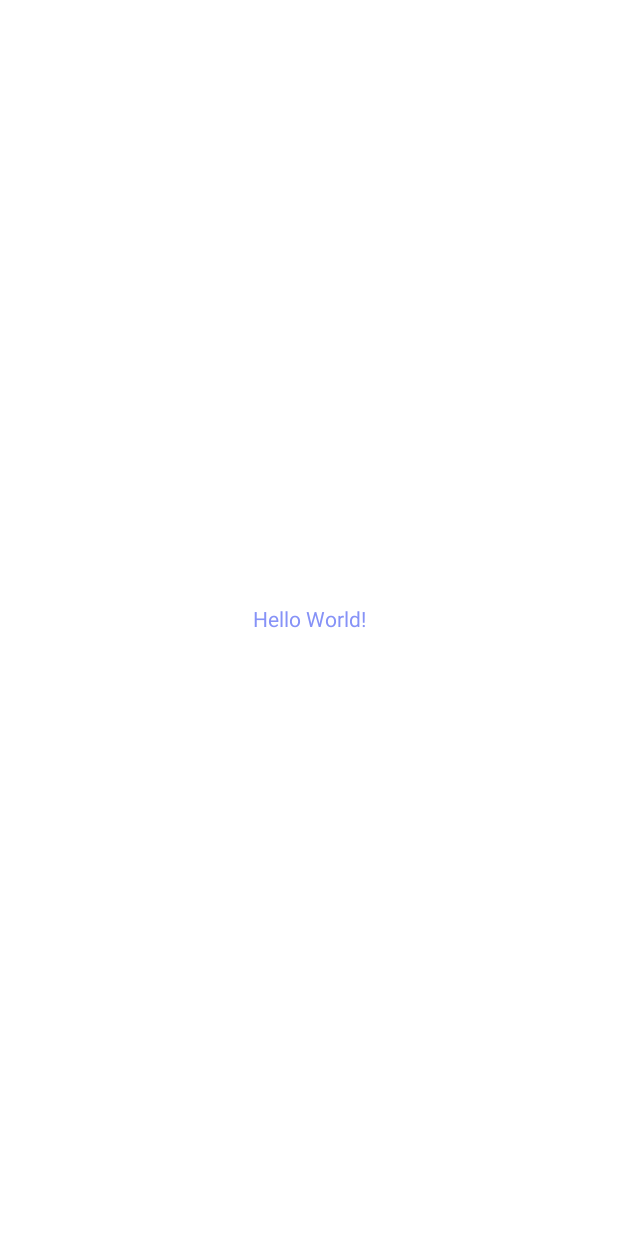
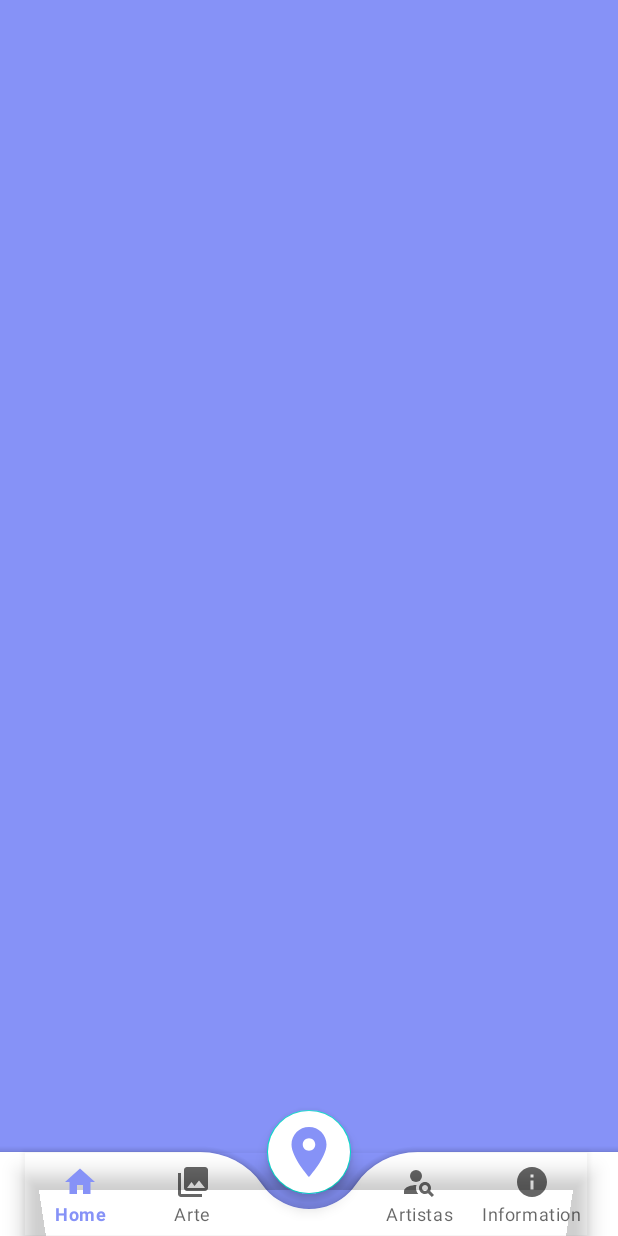
Before and after one commit to atipaq/cc-unsa, an Android app: the screen it shows after launch (MainActivity), on a phone screen of 412 x 824 dp. Before the commit the screen is almost empty. Run offline under Robolectric (Android 15) with nearby library versions, the phone set to English and light mode, and no system bars.

Commit message:
Creando el navbar en activity_main.xml y agregando el  layout/bottom_manu.xml

```diff
--- a/app/src/main/res/layout/activity_main.xml
+++ b/app/src/main/res/layout/activity_main.xml
@@ -1,20 +1,45 @@
 <?xml version="1.0" encoding="utf-8"?>
-<androidx.constraintlayout.widget.ConstraintLayout xmlns:android="http://schemas.android.com/apk/res/android"
+<androidx.coordinatorlayout.widget.CoordinatorLayout xmlns:android="http://schemas.android.com/apk/res/android"
     xmlns:app="http://schemas.android.com/apk/res-auto"
     xmlns:tools="http://schemas.android.com/tools"
     android:id="@+id/main"
     android:layout_width="match_parent"
     android:layout_height="match_parent"
+    android:background="@color/lavender"
     tools:context=".MainActivity">
 
-    <TextView
+    <FrameLayout
+        android:layout_width="match_parent"
+        android:layout_height="match_parent"
+        android:id="@+id/frame_layout"/>
+
+    <com.google.android.material.bottomappbar.BottomAppBar
+        android:layout_width="match_parent"
+        android:layout_height="wrap_content"
+        android:id="@+id/bottomAppBar"
+        android:layout_gravity="bottom"
+        android:background="@color/white"
+        app:fabCradleMargin="10dp"
+        app:fabCradleRoundedCornerRadius="50dp">
+
+        <com.google.android.material.bottomnavigation.BottomNavigationView
+            android:layout_width="wrap_content"
+            android:layout_height="wrap_content"
+            android:id="@+id/bottomNavigationView"
+            android:layout_marginEnd="20dp"
+            app:labelVisibilityMode="labeled"
+            android:background="@android:color/transparent"
+            app:menu="@menu/bottom_menu"/>
+
+    </com.google.android.material.bottomappbar.BottomAppBar>
+
+    <com.google.android.material.floatingactionbutton.FloatingActionButton
         android:layout_width="wrap_content"
         android:layout_height="wrap_content"
-        android:text="Hello World!"
-        android:textColor="?attr/colorPrimary"
-        app:layout_constraintBottom_toBottomOf="parent"
-        app:layout_constraintEnd_toEndOf="parent"
-        app:layout_constraintStart_toStartOf="parent"
-        app:layout_constraintTop_toTopOf="parent" />
+        android:backgroundTint="@color/white"
+        android:src="@drawable/baseline_place_24"
+        app:layout_anchor="@id/bottomAppBar"
+        app:maxImageSize="40dp"
+        app:tint ="@color/lavender"/>
 
-</androidx.constraintlayout.widget.ConstraintLayout>
+</androidx.coordinatorlayout.widget.CoordinatorLayout>
--- /dev/null
+++ b/app/src/main/res/menu/bottom_menu.xml
@@ -0,0 +1,23 @@
+<?xml version="1.0" encoding="utf-8"?>
+<menu xmlns:android="http://schemas.android.com/apk/res/android">
+    <item
+        android:id="@+id/home"
+        android:title="Home"
+        android:icon="@drawable/baseline_home_24"/>
+    <item
+        android:id="@+id/arte"
+        android:title="Arte"
+        android:icon="@drawable/baseline_photo_library_24"/>
+    <item
+        android:id="@+id/fab"
+        android:title=""
+        android:enabled="false"/>
+    <item
+        android:id="@+id/artists"
+        android:title="Artistas"
+        android:icon="@drawable/baseline_person_search_24"/>
+    <item
+        android:id="@+id/information"
+        android:title="Information"
+        android:icon="@drawable/baseline_info_24"/>
+</menu>
```
